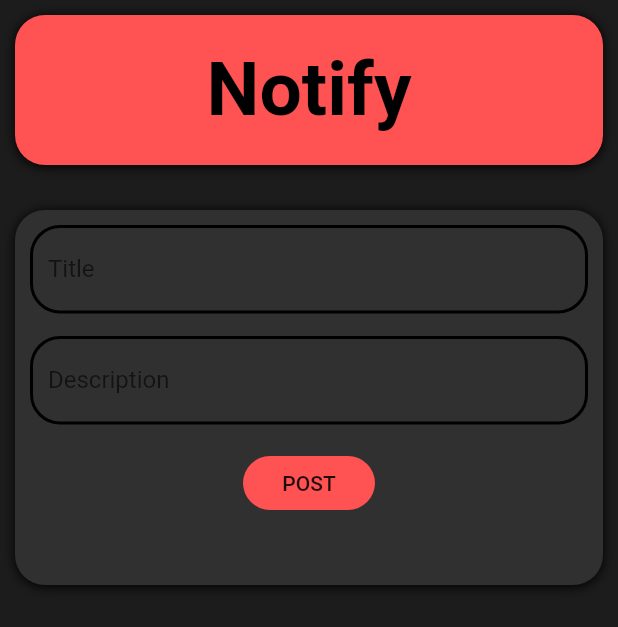
After one commit to madrix01/Notify, a Flutter app: the CreatePost screen opened by its route, after a tap on "POST", on a phone screen of 412 x 824 dp. The commit adds this screen. Shown: the top 627 px of the screen. Run offline on Flutter 3.47's test engine with Material 2 defaults, Android fonts, the phone set to English and light mode, and no system bars; our stand-ins replace bordered_text, dio; missing offline and left inert: dart:ffi; accounts and stored records are empty; network calls fail; project files that could hold a hidden picture were left out.

Commit message:
Add post 1

```diff
--- a/App/testlogin/lib/Service/homePage.dart
+++ b/App/testlogin/lib/Service/homePage.dart
@@ -4,6 +4,8 @@ import 'package:testlogin/Service/loginVerification.dart' as TokenService;
 import 'package:http/http.dart' as http ;
 import 'dart:convert';
 
+String _usrId;
+String get usrId => _usrId;
 
 Future<List<TestApi>> fetchTestApi() async {
   final String url = 'http://192.168.1.109:8000/auth/home/';
@@ -19,6 +21,8 @@ Future<List<TestApi>> fetchTestApi() async {
     print('Success');
     print(response.body);
     List<TestApi> apis = body.map((dynamic item) => TestApi.fromJson(item)).toList();
+    print(apis[0].userId);
+    _usrId = apis[0].userId;
     return apis;
   } else{
     print('NO return');
@@ -26,18 +30,18 @@ Future<List<TestApi>> fetchTestApi() async {
 }
 
 class TestApi{
-  final String message;
   final String username;
+  final String userId;
 
   TestApi({
-    @required this.message,
-    @required this.username
+    @required this.username,
+    @required this.userId,
     });
 
   factory TestApi.fromJson(Map<String, dynamic> json){
     return TestApi(
-      message: json["message"],
       username: json["username"],
+      userId: json["userId"],
     );
   }
 }
--- /dev/null
+++ b/App/testlogin/lib/Service/postService.dart
@@ -0,0 +1,31 @@
+import 'dart:convert';
+import 'package:http/http.dart' as http;
+import 'package:testlogin/Service/homePage.dart' as hp;
+int _postStatCode;
+int get postStatCode => _postStatCode;
+
+makeNewRequest(String title, String description, String tkn) async{
+  final uri = 'http://192.168.1.109:8000/post/allpost/api/';
+  final headers = {
+    'Authorization': 'Token $tkn',
+    'Content-Type': 'application/json',
+    };
+  Map<String, dynamic> body = {
+    'title': title,
+    'description': description,
+    'user_id': hp.usrId
+  };
+  String jsonBody = json.encode(body);
+  print(jsonBody);
+  final encoding = Encoding.getByName('utf-8');
+  http.Response response = await http.post(
+    uri,
+    headers: headers,
+    body: jsonBody,
+    encoding: encoding,
+  );
+  print(response.body);
+  int stat = response.statusCode;
+  print("Post Status $stat");
+  _postStatCode = response.statusCode;
+}
--- /dev/null
+++ b/App/testlogin/lib/addPost.dart
@@ -0,0 +1,135 @@
+import 'package:flutter/material.dart';
+import 'package:testlogin/Service/postService.dart' as ps;
+import 'package:testlogin/Service/loginVerification.dart' as lgin ;
+
+class CreatePost extends StatefulWidget {
+  @override
+  _CreatePostState createState() => _CreatePostState();
+}
+
+class _CreatePostState extends State<CreatePost> {
+
+  final titleCtrl = TextEditingController();
+  final descriptionCtrl = TextEditingController();
+
+  @override
+  Widget build(BuildContext context) {
+    return Scaffold(
+      backgroundColor: Color(0xFF1c1c1c),
+      body: SafeArea(
+        child: Column(
+          children: <Widget>[
+            Container(
+              decoration: BoxDecoration(
+                borderRadius: new BorderRadius.circular(20),
+                color: Colors.redAccent,
+                boxShadow: [
+                  BoxShadow(
+                    offset: Offset(0.0, 1.0), //(x,y)
+                    blurRadius: 6.0,
+                  ),
+                ]
+              ),
+              width: double.maxFinite,
+              height: 100,
+              margin: EdgeInsets.fromLTRB(10, 10, 10, 10),
+              child: Align(
+                alignment: Alignment.center,
+                child: Text(
+                  "Notify",
+                  style: TextStyle(
+                    fontSize: 50,
+                    color: Colors.black,
+                    fontWeight: FontWeight.bold
+                  ),
+                  ),
+              ),
+            ),
+            SizedBox(height: 10,),
+            Container(
+              padding: EdgeInsets.all(10),
+              margin: EdgeInsets.all(10),
+              decoration: BoxDecoration(
+                borderRadius: new BorderRadius.circular(20),
+                color: Colors.grey[850],
+                boxShadow: [
+                  BoxShadow(
+                    offset: Offset(0.0, 1.0), //(x,y)
+                    blurRadius: 6.0,
+                  ),
+                ]
+              ),
+              height: 250,
+              width: double.maxFinite,
+              child: Column(
+                children: <Widget>[
+                  TextField(
+                    style: TextStyle(color: Colors.white),
+                    decoration: InputDecoration(
+                      focusedBorder: OutlineInputBorder(borderRadius: BorderRadius.circular(20), borderSide: BorderSide(color:Colors.black, width:2)),
+                      enabledBorder: OutlineInputBorder(borderRadius: BorderRadius.circular(20), borderSide: BorderSide(color:Colors.black, width:2)),
+                      border: OutlineInputBorder(),
+                      labelText: 'Title',
+                      hintText: 'Short and Sweet title',
+                     ),
+                    autofocus: false,
+                    controller: titleCtrl,
+                  ),
+                  SizedBox(height: 15,),
+                  TextField(
+                    style: TextStyle(color: Colors.white),
+                    decoration: InputDecoration(
+                      focusedBorder: OutlineInputBorder(borderRadius: BorderRadius.circular(20), borderSide: BorderSide(color:Colors.black, width:2)),
+                      enabledBorder: OutlineInputBorder(borderRadius: BorderRadius.circular(20), borderSide: BorderSide(color:Colors.black, width:2)),
+                      border: OutlineInputBorder(),
+                      labelText: 'Description',
+                      hintText: 'No longer than 69',
+                     ),
+                    autofocus: false,
+                    controller: descriptionCtrl,
+                  ),
+                  SizedBox(height:15),
+                  Align(
+                    alignment: Alignment.center,
+                    child: FlatButton(
+                      color: Colors.redAccent,
+                      child: Text("POST"),
+                      shape: RoundedRectangleBorder(
+                        borderRadius: BorderRadius.circular(20)
+                      ),
+                      onPressed: () async {
+                        int state = await ps.makeNewRequest(titleCtrl.text, descriptionCtrl.text, lgin.token);
+                        print("[state $state]");
+                        if(state == 201){
+                          print('Request made');
+                          Navigator.of(context).pushNamed('/home');
+                        } else {
+                          showDialog(
+                            context: context,
+                            builder: (_) =>
+                            AlertDialog(
+                              actions: <Widget>[FlatButton(child: Text('Ok'),onPressed:(){Navigator.of(context).pop();},)],
+                              backgroundColor: Colors.black,
+                              title: Text(
+                                "Registration Error",
+                                style: TextStyle(
+                                  color: Colors.red,
+                                  fontSize: 15
+                                ),
+                                ),
+                            )
+                          );
+                        }
+
+                      },
+                      ),
+                  )
+                ],
+                ),
+              ),
+          ],
+        )
+      ),
+    );
+  }
+}
--- a/App/testlogin/lib/home1.dart
+++ b/App/testlogin/lib/home1.dart
@@ -8,6 +8,8 @@ import 'package:testlogin/Service/loginVerification.dart' as lgIn;
 import 'package:testlogin/Model/postModel.dart';
 import 'Service/logoutService.dart';
 
+int _usr;
+int get usr => _usr;
 
 class HomePage extends StatefulWidget {
   @override
@@ -160,6 +162,9 @@ class _HomePageState extends State<HomePage> {
           floatingActionButton: FloatingActionButton(
             child: Icon(Icons.create),
             backgroundColor: Color(0xFFBC7EFF),
+            onPressed: (){
+              Navigator.of(context).pushNamed('/addPost');
+            },
           ),
         ),
       ),
--- a/App/testlogin/lib/routeGenerator.dart
+++ b/App/testlogin/lib/routeGenerator.dart
@@ -2,6 +2,7 @@ import 'package:flutter/material.dart';
 import 'package:testlogin/login.dart';
 import 'package:testlogin/home.dart';
 import 'package:testlogin/home1.dart';
+import 'package:testlogin/addPost.dart';
 
 class RouteGenerator{
   static Route<dynamic> generateRoute(RouteSettings settings){
@@ -16,6 +17,8 @@ class RouteGenerator{
         return MaterialPageRoute(builder: (_) => LoginPage());
       case '/home':
         return MaterialPageRoute(builder: (_) => HomePage());
+      case '/addPost':
+        return MaterialPageRoute(builder: (_) => CreatePost());
     }
   }
 }
```
Also changed, not shown: 2 other files.
